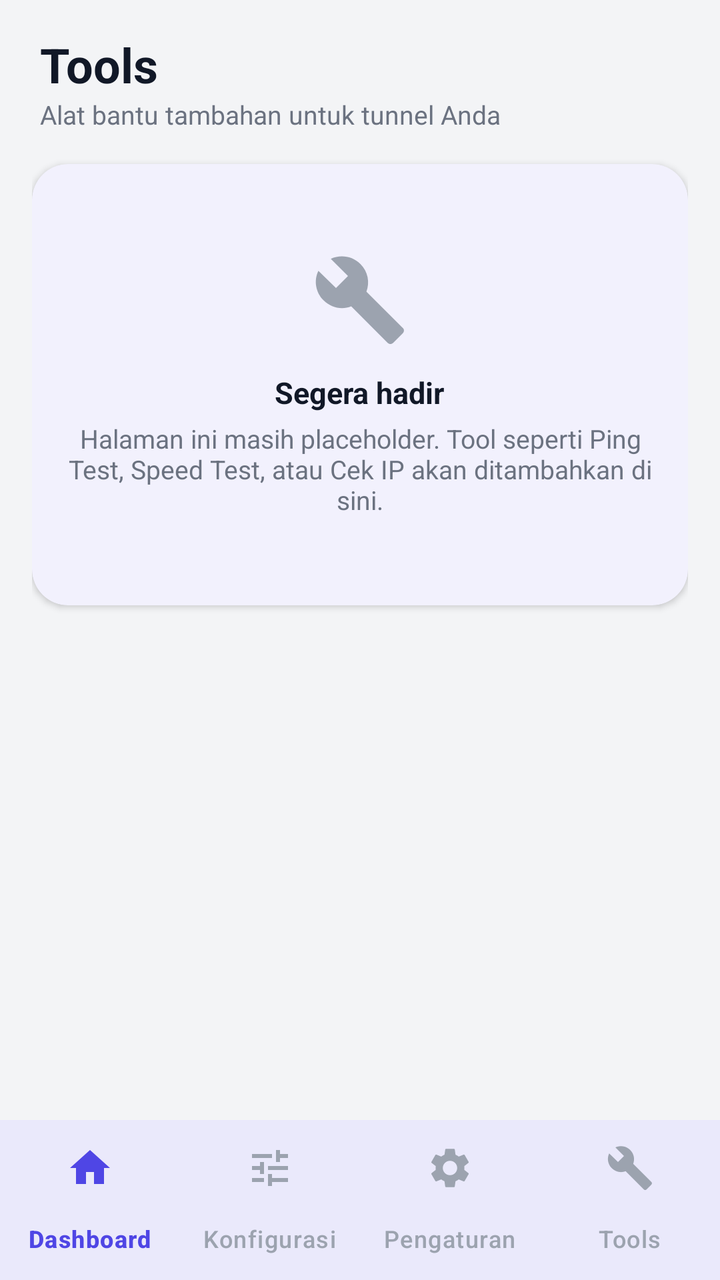
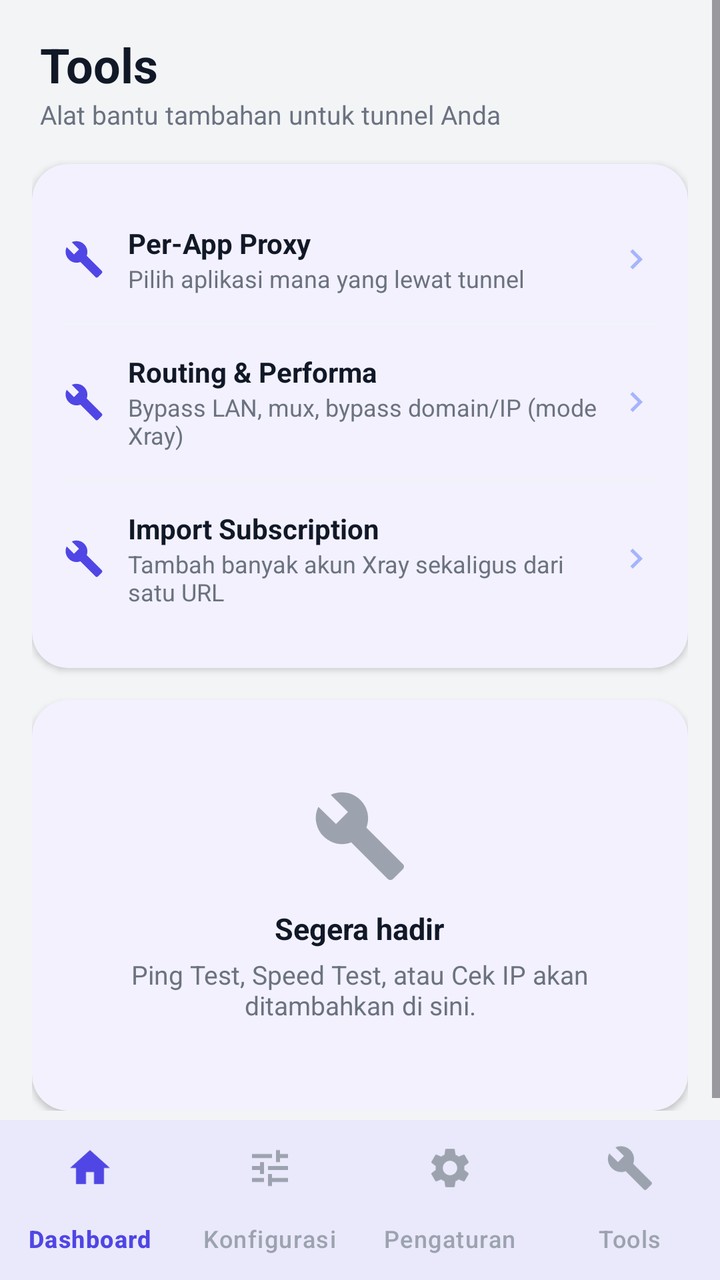

Before-and-after screenshots of an Android layout around one commit, followed by the original layout XML and the change that was made.
<!-- AndroidManifest.xml: application theme Theme.TunnelApp -->
<!-- res/layout/activity_tools.xml -->
<?xml version="1.0" encoding="utf-8"?>
<LinearLayout xmlns:android="http://schemas.android.com/apk/res/android"
    xmlns:app="http://schemas.android.com/apk/res-auto"
    android:layout_width="match_parent"
    android:layout_height="match_parent"
    android:orientation="vertical"
    android:background="@color/app_background">

    <ScrollView
        android:layout_width="match_parent"
        android:layout_height="0dp"
        android:layout_weight="1"
        android:fillViewport="true">

        <LinearLayout
            android:layout_width="match_parent"
            android:layout_height="wrap_content"
            android:orientation="vertical"
            android:padding="16dp">

            
            <LinearLayout
                android:layout_width="match_parent"
                android:layout_height="wrap_content"
                android:orientation="vertical"
                android:paddingStart="4dp"
                android:paddingEnd="4dp"
                android:layout_marginBottom="16dp">

                <TextView
                    android:layout_width="wrap_content"
                    android:layout_height="wrap_content"
                    android:text="Tools"
                    android:textColor="@color/text_primary"
                    android:textSize="24sp"
                    android:textStyle="bold" />

                <TextView
                    android:layout_width="wrap_content"
                    android:layout_height="wrap_content"
                    android:text="Alat bantu tambahan untuk tunnel Anda"
                    android:textColor="@color/text_secondary"
                    android:textSize="13sp" />
            </LinearLayout>

            
            <com.google.android.material.card.MaterialCardView
                style="@style/Card.Section"
                android:layout_width="match_parent"
                android:layout_height="wrap_content">

                <LinearLayout
                    android:layout_width="match_parent"
                    android:layout_height="wrap_content"
                    android:orientation="vertical"
                    android:gravity="center_horizontal"
                    android:paddingTop="28dp"
                    android:paddingBottom="28dp">

                    <ImageView
                        android:layout_width="48dp"
                        android:layout_height="48dp"
                        android:src="@drawable/ic_nav_tools"
                        android:contentDescription="@null"
                        app:tint="@color/text_hint"
                        android:layout_marginBottom="12dp" />

                    <TextView
                        android:layout_width="wrap_content"
                        android:layout_height="wrap_content"
                        android:text="Segera hadir"
                        android:textColor="@color/text_primary"
                        android:textStyle="bold"
                        android:textSize="15sp"
                        android:layout_marginBottom="4dp" />

                    <TextView
                        android:layout_width="wrap_content"
                        android:layout_height="wrap_content"
                        android:gravity="center"
                        android:text="Halaman ini masih placeholder. Tool seperti Ping Test, Speed Test, atau Cek IP akan ditambahkan di sini."
                        android:textColor="@color/text_secondary"
                        android:textSize="13sp" />
                </LinearLayout>
            </com.google.android.material.card.MaterialCardView>

        </LinearLayout>
    </ScrollView>

    
    <com.google.android.material.bottomnavigation.BottomNavigationView
        android:id="@+id/bottomNav"
        style="@style/Widget.TunnelApp.BottomNav"
        android:layout_width="match_parent"
        android:layout_height="wrap_content"
        app:menu="@menu/bottom_nav_menu" />

</LinearLayout>
<!-- resources referenced by this layout -->
<resources>
  <color name="app_background">#F3F4F6</color>
  <color name="text_hint">#9CA3AF</color>
  <color name="text_primary">#111827</color>
  <color name="text_secondary">#6B7280</color>
  <!-- drawable ic_nav_tools (drawable) -->
  <?xml version="1.0" encoding="utf-8"?>
  <vector xmlns:android="http://schemas.android.com/apk/res/android"
      android:width="24dp"
      android:height="24dp"
      android:viewportWidth="24"
      android:viewportHeight="24">
      <path
          android:fillColor="#FF000000"
          android:pathData="M22.7,19l-9.1,-9.1c0.9,-2.3 0.4,-5 -1.5,-6.9 -2,-2 -5,-2.4 -7.4,-1.3L9,6l-3,3L1.6,4.7C0.4,7.1 0.9,10.1 2.9,12.1c1.9,1.9 4.6,2.4 6.9,1.5l9.1,9.1c0.4,0.4 1,0.4 1.4,0l2.3,-2.3c0.5,-0.4 0.5,-1.1 0.1,-1.4z" />
  </vector>
  <style name="Card.Section" parent="Widget.Material3.CardView.Elevated">
          <item name="cardCornerRadius">18dp</item>
          <item name="cardElevation">2dp</item>
          <item name="contentPadding">16dp</item>
          <item name="cardBackgroundColor">@color/card_background</item>
          <item name="strokeWidth">0dp</item>
      </style>
  <style name="Widget.TunnelApp.BottomNav" parent="Widget.Material3.BottomNavigationView">
          <item name="android:background">@color/card_background</item>
          <item name="itemIconTint">@color/bottom_nav_item_color</item>
          <item name="itemTextColor">@color/bottom_nav_item_color</item>
          <item name="itemRippleColor">@color/divider</item>
          <item name="elevation">8dp</item>
          <item name="labelVisibilityMode">labeled</item>
      </style>
  <style name="Theme.TunnelApp" parent="Theme.Material3.DayNight.NoActionBar">
          <item name="colorPrimary">@color/brand_primary</item>
          <item name="colorPrimaryDark">@color/brand_primary_dark</item>
          <item name="colorOnPrimary">@color/brand_on_primary</item>
          <item name="colorSecondary">@color/brand_secondary</item>
          <item name="colorSurface">@color/card_background</item>
          
          <item name="colorOnSurface">@color/text_primary</item>
          <item name="colorOnSurfaceVariant">@color/text_secondary</item>
          <item name="colorOutline">@color/divider</item>
          <item name="android:colorBackground">@color/app_background</item>
          <item name="android:statusBarColor">@color/brand_primary_dark</item>
          <item name="android:windowLightStatusBar">false</item>
      </style>
  <color name="card_background">#FFFFFF</color>
  <color name="divider">#E5E7EB</color>
  <color name="brand_primary">#4F46E5</color>
  <color name="brand_primary_dark">#4338CA</color>
  <color name="brand_on_primary">#FFFFFF</color>
  <color name="brand_secondary">#0EA5A4</color>
</resources>

<!-- the commit's change to res/layout/activity_tools.xml (unified diff, before → after) -->
@@ -47,6 +47,175 @@
             <com.google.android.material.card.MaterialCardView
                 style="@style/Card.Section"
                 android:layout_width="match_parent"
+                android:layout_height="wrap_content"
+                android:layout_marginBottom="16dp">
+
+                <LinearLayout
+                    android:layout_width="match_parent"
+                    android:layout_height="wrap_content"
+                    android:orientation="vertical">
+
+                    <LinearLayout
+                        android:id="@+id/rowPerAppProxy"
+                        android:layout_width="match_parent"
+                        android:layout_height="wrap_content"
+                        android:orientation="horizontal"
+                        android:gravity="center_vertical"
+                        android:clickable="true"
+                        android:focusable="true"
+                        android:background="?attr/selectableItemBackground"
+                        android:paddingVertical="14dp">
+
+                        <ImageView
+                            android:layout_width="20dp"
+                            android:layout_height="20dp"
+                            android:src="@drawable/ic_nav_tools"
+                            android:contentDescription="@null"
+                            app:tint="@color/brand_primary" />
+
+                        <LinearLayout
+                            android:layout_width="0dp"
+                            android:layout_height="wrap_content"
+                            android:layout_weight="1"
+                            android:layout_marginStart="12dp"
+                            android:orientation="vertical">
+
+                            <TextView
+                                android:layout_width="match_parent"
+                                android:layout_height="wrap_content"
+                                android:text="Per-App Proxy"
+                                android:textColor="@color/text_primary"
+                                android:textStyle="bold"
+                                android:textSize="14sp" />
+
+                            <TextView
+                                android:layout_width="match_parent"
+                                android:layout_height="wrap_content"
+                                android:text="Pilih aplikasi mana yang lewat tunnel"
+                                android:textColor="@color/text_secondary"
+                                android:textSize="12sp" />
+                        </LinearLayout>
+
+                        <ImageView
+                            android:layout_width="20dp"
+                            android:layout_height="20dp"
+                            android:src="@drawable/ic_chevron_forward"
+                            android:contentDescription="@null" />
+                    </LinearLayout>
+
+                    <View
+                        android:layout_width="match_parent"
+                        android:layout_height="1dp"
+                        android:background="@color/app_background" />
+
+                    <LinearLayout
+                        android:id="@+id/rowRouting"
+                        android:layout_width="match_parent"
+                        android:layout_height="wrap_content"
+                        android:orientation="horizontal"
+                        android:gravity="center_vertical"
+                        android:clickable="true"
+                        android:focusable="true"
+                        android:background="?attr/selectableItemBackground"
+                        android:paddingVertical="14dp">
+
+                        <ImageView
+                            android:layout_width="20dp"
+                            android:layout_height="20dp"
+                            android:src="@drawable/ic_nav_tools"
+                            android:contentDescription="@null"
+                            app:tint="@color/brand_primary" />
+
+                        <LinearLayout
+                            android:layout_width="0dp"
+                            android:layout_height="wrap_content"
+                            android:layout_weight="1"
+                            android:layout_marginStart="12dp"
+                            android:orientation="vertical">
+
+                            <TextView
+                                android:layout_width="match_parent"
+                                android:layout_height="wrap_content"
+                                android:text="Routing &amp; Performa"
+                                android:textColor="@color/text_primary"
+                                android:textStyle="bold"
+                                android:textSize="14sp" />
+
+                            <TextView
+                                android:layout_width="match_parent"
+                                android:layout_height="wrap_content"
+                                android:text="Bypass LAN, mux, bypass domain/IP (mode Xray)"
+                                android:textColor="@color/text_secondary"
+                                android:textSize="12sp" />
+                        </LinearLayout>
+
+                        <ImageView
+                            android:layout_width="20dp"
+                            android:layout_height="20dp"
+                            android:src="@drawable/ic_chevron_forward"
+                            android:contentDescription="@null" />
+                    </LinearLayout>
+
+                    <View
+                        android:layout_width="match_parent"
+                        android:layout_height="1dp"
+                        android:background="@color/app_background" />
+
+                    <LinearLayout
+                        android:id="@+id/rowSubscription"
+                        android:layout_width="match_parent"
+                        android:layout_height="wrap_content"
+                        android:orientation="horizontal"
+                        android:gravity="center_vertical"
+                        android:clickable="true"
+                        android:focusable="true"
+                        android:background="?attr/selectableItemBackground"
+                        android:paddingVertical="14dp">
+
+                        <ImageView
+                            android:layout_width="20dp"
+                            android:layout_height="20dp"
+                            android:src="@drawable/ic_nav_tools"
+                            android:contentDescription="@null"
+                            app:tint="@color/brand_primary" />
+
+                        <LinearLayout
+                            android:layout_width="0dp"
+                            android:layout_height="wrap_content"
+                            android:layout_weight="1"
+                            android:layout_marginStart="12dp"
+                            android:orientation="vertical">
+
+                            <TextView
+                                android:layout_width="match_parent"
+                                android:layout_height="wrap_content"
+                                android:text="Import Subscription"
+                                android:textColor="@color/text_primary"
+                                android:textStyle="bold"
+                                android:textSize="14sp" />
+
+                            <TextView
+                                android:layout_width="match_parent"
+                                android:layout_height="wrap_content"
+                                android:text="Tambah banyak akun Xray sekaligus dari satu URL"
+                                android:textColor="@color/text_secondary"
+                                android:textSize="12sp" />
+                        </LinearLayout>
+
+                        <ImageView
+                            android:layout_width="20dp"
+                            android:layout_height="20dp"
+                            android:src="@drawable/ic_chevron_forward"
+                            android:contentDescription="@null" />
+                    </LinearLayout>
+
+                </LinearLayout>
+            </com.google.android.material.card.MaterialCardView>
+
+            
+            <com.google.android.material.card.MaterialCardView
+                style="@style/Card.Section"
+                android:layout_width="match_parent"
                 android:layout_height="wrap_content">
 
                 <LinearLayout
@@ -78,7 +247,7 @@
                         android:layout_width="wrap_content"
                         android:layout_height="wrap_content"
                         android:gravity="center"
-                        android:text="Halaman ini masih placeholder. Tool seperti Ping Test, Speed Test, atau Cek IP akan ditambahkan di sini."
+                        android:text="Ping Test, Speed Test, atau Cek IP akan ditambahkan di sini."
                         android:textColor="@color/text_secondary"
                         android:textSize="13sp" />
                 </LinearLayout>
<!-- resource entries referenced after the edit -->
@@ -4,6 +4,17 @@
   <color name="text_hint">#9CA3AF</color>
   <color name="text_primary">#111827</color>
   <color name="text_secondary">#6B7280</color>
+  <!-- drawable ic_chevron_forward (drawable) -->
+  <?xml version="1.0" encoding="utf-8"?>
+  <vector xmlns:android="http://schemas.android.com/apk/res/android"
+      android:width="20dp"
+      android:height="20dp"
+      android:viewportWidth="24"
+      android:viewportHeight="24">
+      <path
+          android:fillColor="#A5B4FC"
+          android:pathData="M8.59,16.59L13.17,12L8.59,7.41L10,6l6,6l-6,6z"/>
+  </vector>
   <!-- drawable ic_nav_tools (drawable) -->
   <?xml version="1.0" encoding="utf-8"?>
   <vector xmlns:android="http://schemas.android.com/apk/res/android"
